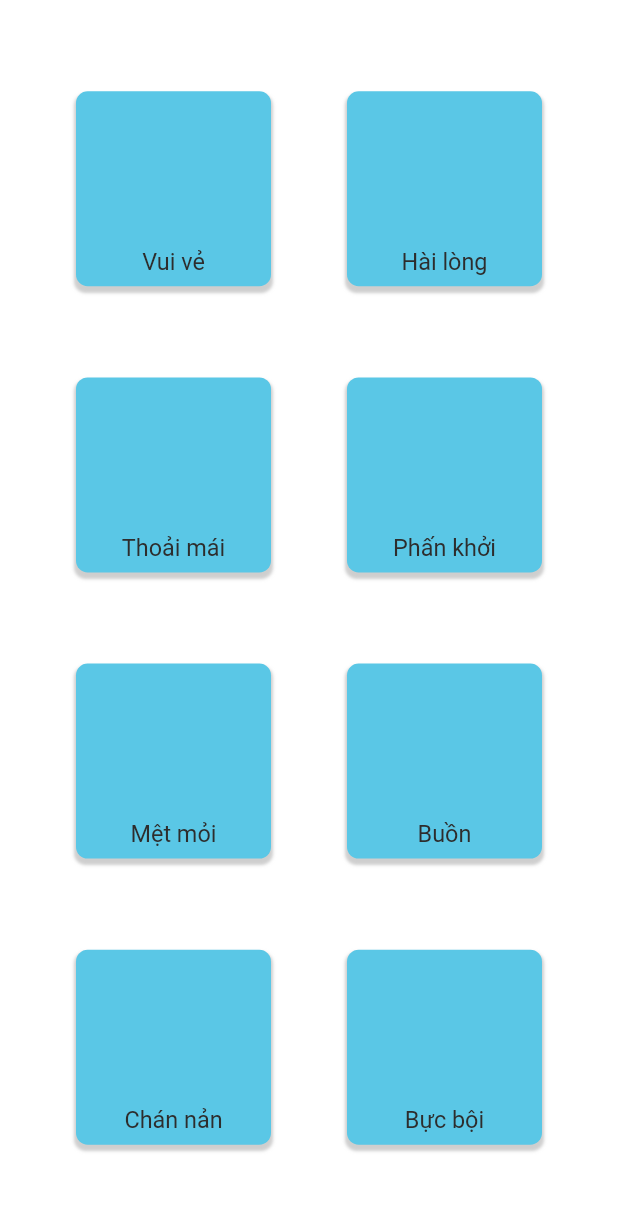
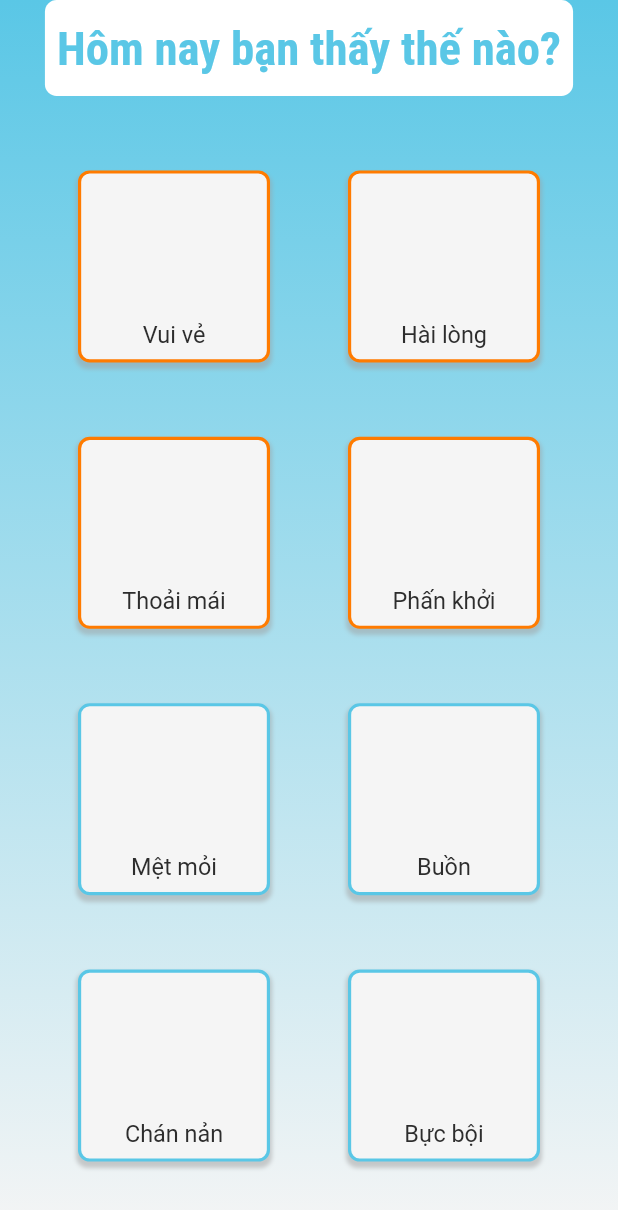
Before and after one commit to MinhTran0311/CovidDiary, a Flutter app: the screen it shows after launch, on a phone screen of 412 x 824 dp. Shown: the top 1210 px of the screen. Run offline on Flutter 3.47's test engine with Material 2 defaults, Android fonts, the phone set to English and light mode, and no system bars; our stand-ins replace flutter_screenutil, flutter_svg, mask_text_input_formatter, modal_bottom_sheet, shared_preferences.

Commit message:
background & info Bar

```diff
--- a/lib/HealthDiary/health_report.dart
+++ b/lib/HealthDiary/health_report.dart
@@ -1,7 +1,10 @@
 import 'package:flutter/cupertino.dart';
 import 'package:flutter/material.dart';
 import 'package:flutter_screenutil/flutter_screenutil.dart';
+import 'package:src/commons/themes/light_color.dart';
 import 'package:src/widgets/button/fill_button.dart';
+import 'package:src/commons/themes/theme.dart';
+import 'package:src/widgets/button/non_fill_button.dart';
 
 class HealthReport extends StatelessWidget {
   /// buttonColor: the color of the button
@@ -46,7 +49,8 @@ class HealthReport extends StatelessWidget {
       items.add(
         // ButtonEmoticon
         Center(
-          child: FillButton(
+          child: NonFillButton(
+            isAccent: i < 4,
             onPressed: () => OnPressed(i),
             child: Stack(
               children: [
@@ -59,11 +63,11 @@ class HealthReport extends StatelessWidget {
                     noteList[i],
                     style: Theme.of(context).textTheme.bodyText1,
                   ),
-                )
+                ),
               ],
             ),
-            width: 130,
-            height: 130,
+            width: 128,
+            height: 128,
           ),
         ),
       );
@@ -73,11 +77,41 @@ class HealthReport extends StatelessWidget {
       child: Stack(
         textDirection: TextDirection.ltr,
         children: [
-          Container(
-              // Top bar
+          Expanded(
+            child: Container(
+              decoration: BoxDecoration(
+                gradient: LinearGradient(
+                  colors: getCustomColor().bgGradient,
+                  begin: Alignment.topCenter,
+                  end: Alignment.bottomCenter,
+                ),
               ),
+            ),
+          ),
           Column(
             children: [
+              Row(
+                children: [
+                  Expanded(child: Container()),
+                  Container(
+                    height: 64,
+                    child: Text(
+                      "Hôm nay bạn thấy thế nào?",
+                      style: Theme.of(context)
+                          .textTheme
+                          .headline4!
+                          .copyWith(color: getCustomColor().primary),
+                    ),
+                    padding: EdgeInsets.all(8),
+                    decoration: BoxDecoration(
+                      color: getCustomColor().white,
+                      borderRadius: BorderRadius.circular(8.r),
+                    ),
+                    alignment: Alignment.center,
+                  ),
+                  Expanded(child: Container()),
+                ],
+              ),
               Expanded(child: Container()),
               Row(children: [
                 Expanded(child: Container()),
@@ -112,7 +146,7 @@ class HealthReport extends StatelessWidget {
               ]),
               Expanded(child: Container()),
             ],
-          )
+          ),
         ],
       ),
     );
```
Also changed, not shown: lib/HealthDiary/symptom_report.dart (+33 -2 lines), 1 other file.
